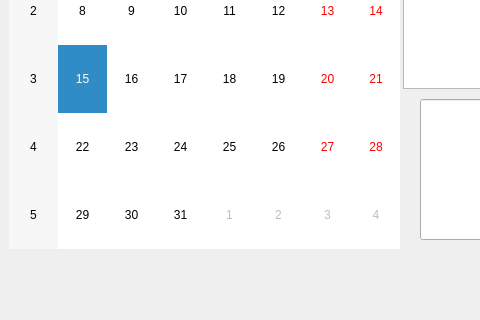
First picture: the form in OrgaNicer/organicer.ui, repository Dirkoonk/OrgaNicer, before the edit; both pictures show x 0 to 480 and y 280 to 600 of the 800 by 600 pixel window.
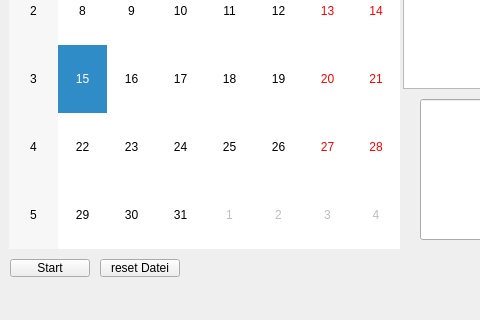
Second picture: the form after the edit.

Commit message: Initialisierung für Putzpaln

```diff
--- a/OrgaNicer/organicer.ui
+++ b/OrgaNicer/organicer.ui
@@ -44,6 +44,32 @@
      </rect>
     </property>
    </widget>
+   <widget class="QPushButton" name="pushButton">
+    <property name="geometry">
+     <rect>
+      <x>10</x>
+      <y>520</y>
+      <width>80</width>
+      <height>18</height>
+     </rect>
+    </property>
+    <property name="text">
+     <string>Start</string>
+    </property>
+   </widget>
+   <widget class="QPushButton" name="pushButton_2">
+    <property name="geometry">
+     <rect>
+      <x>100</x>
+      <y>520</y>
+      <width>80</width>
+      <height>18</height>
+     </rect>
+    </property>
+    <property name="text">
+     <string>reset Datei</string>
+    </property>
+   </widget>
   </widget>
   <widget class="QMenuBar" name="menubar">
    <property name="geometry">
```
Left out of the diff: 2 changed lines with no effect on the pictures. The commit also changes 2 other files.
